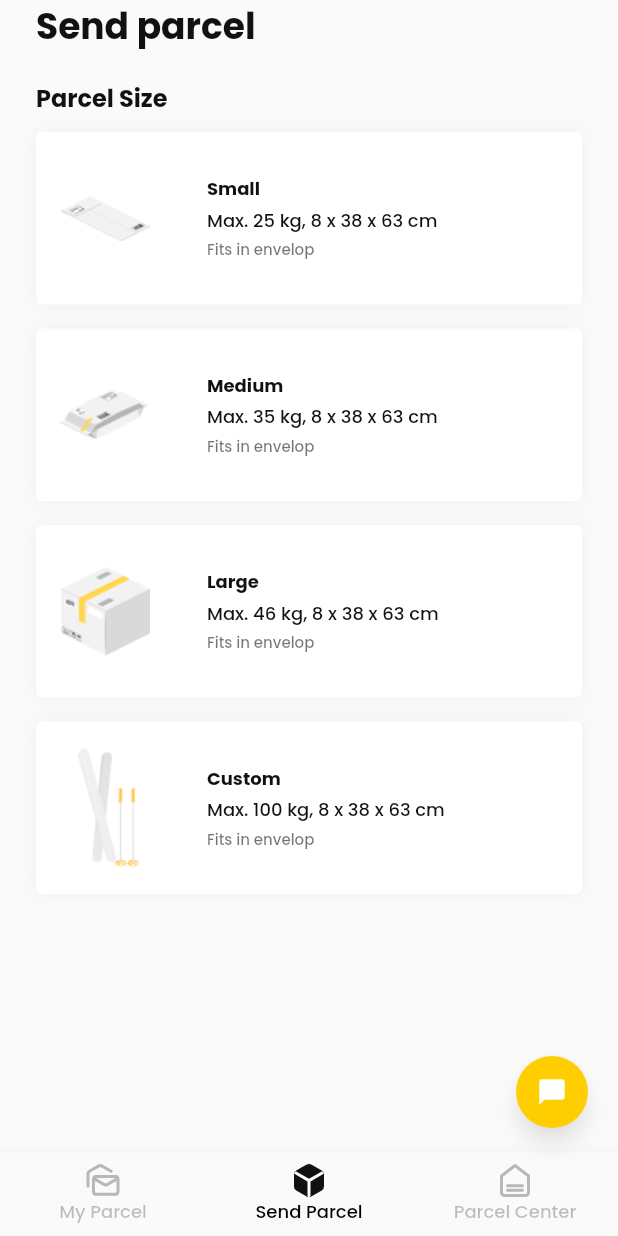
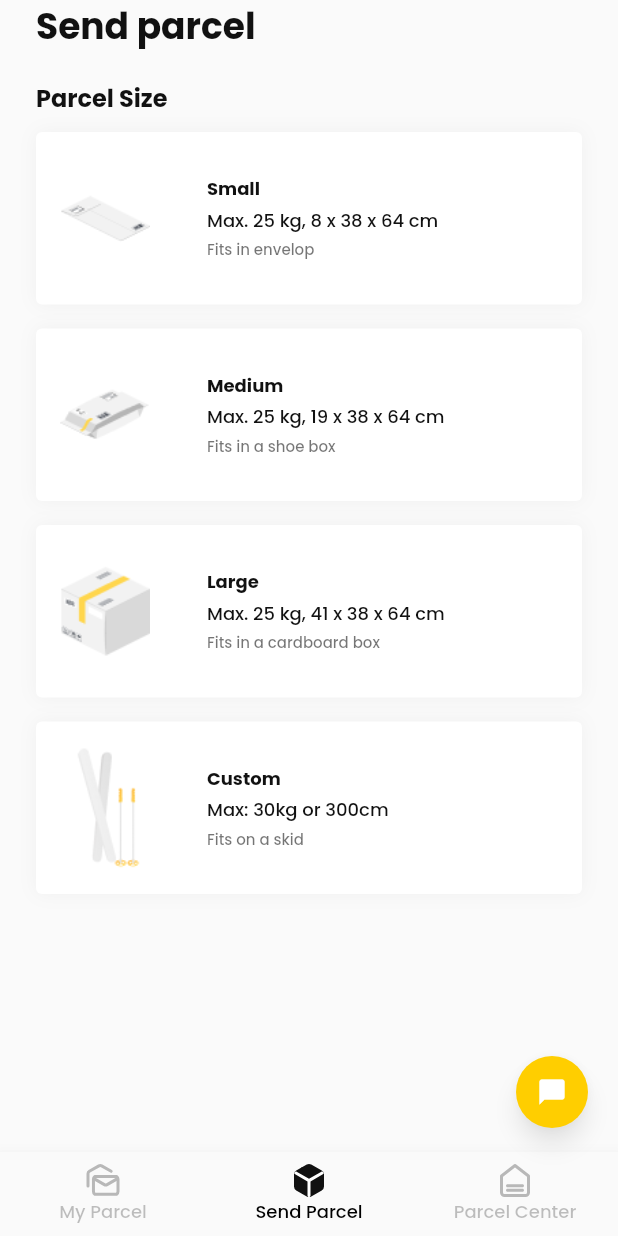
Before and after one commit to CPAD-Gazipur/flutter-parcel-app, a Flutter app: the screen it shows after launch, item 2 of the bottom bar chosen, on a phone screen of 412 x 824 dp. Run offline on Flutter 3.47's test engine with Material 2 defaults, Android fonts, the phone set to English and light mode, and no system bars; our stand-ins replace flutter_svg, google_fonts; network calls fail.

Commit message:
Parcel App: Parcel Info Added into Parcel Size

```diff
--- a/lib/data/parcel_data.dart
+++ b/lib/data/parcel_data.dart
@@ -5,26 +5,26 @@ class ParcelData {
   static List<Parcel> parcelList = [
     Parcel(
       size: 'Small',
-      dimension: 'Max. 25 kg, 8 x 38 x 63 cm',
+      dimension: 'Max. 25 kg, 8 x 38 x 64 cm',
       description: 'Fits in envelop',
       image: ImageUtils.icParcelSizeSmall,
     ),
     Parcel(
       size: 'Medium',
-      dimension: 'Max. 35 kg, 8 x 38 x 63 cm',
-      description: 'Fits in envelop',
+      dimension: 'Max. 25 kg, 19 x 38 x 64 cm',
+      description: 'Fits in a shoe box',
       image: ImageUtils.icParcelSizeMedium,
     ),
     Parcel(
       size: 'Large',
-      dimension: 'Max. 46 kg, 8 x 38 x 63 cm',
-      description: 'Fits in envelop',
+      dimension: 'Max. 25 kg, 41 x 38 x 64 cm',
+      description: 'Fits in a cardboard box',
       image: ImageUtils.icParcelSizeLarge,
     ),
     Parcel(
       size: 'Custom',
-      dimension: 'Max. 100 kg, 8 x 38 x 63 cm',
-      description: 'Fits in envelop',
+      dimension: 'Max: 30kg or 300cm',
+      description: 'Fits on a skid',
       image: ImageUtils.icParcelSizeCustom,
     ),
   ];
```
